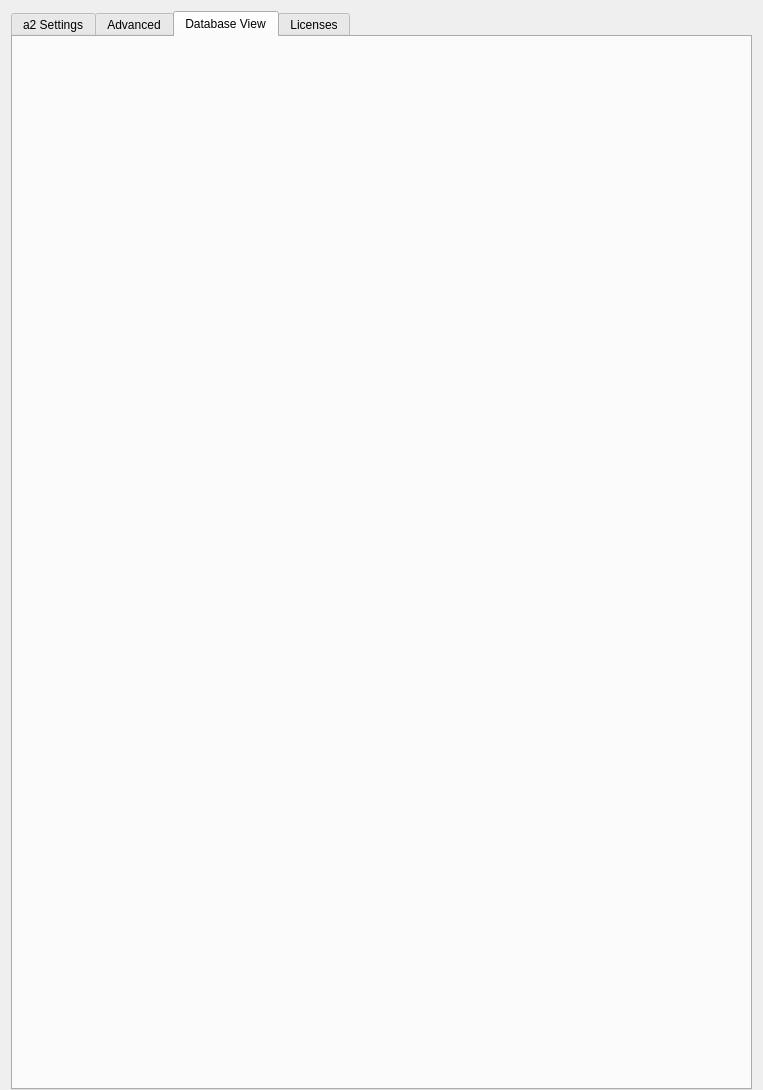
ewerybody/a2, file ui/a2widget/a2settings_view.ui: the form before one commit.
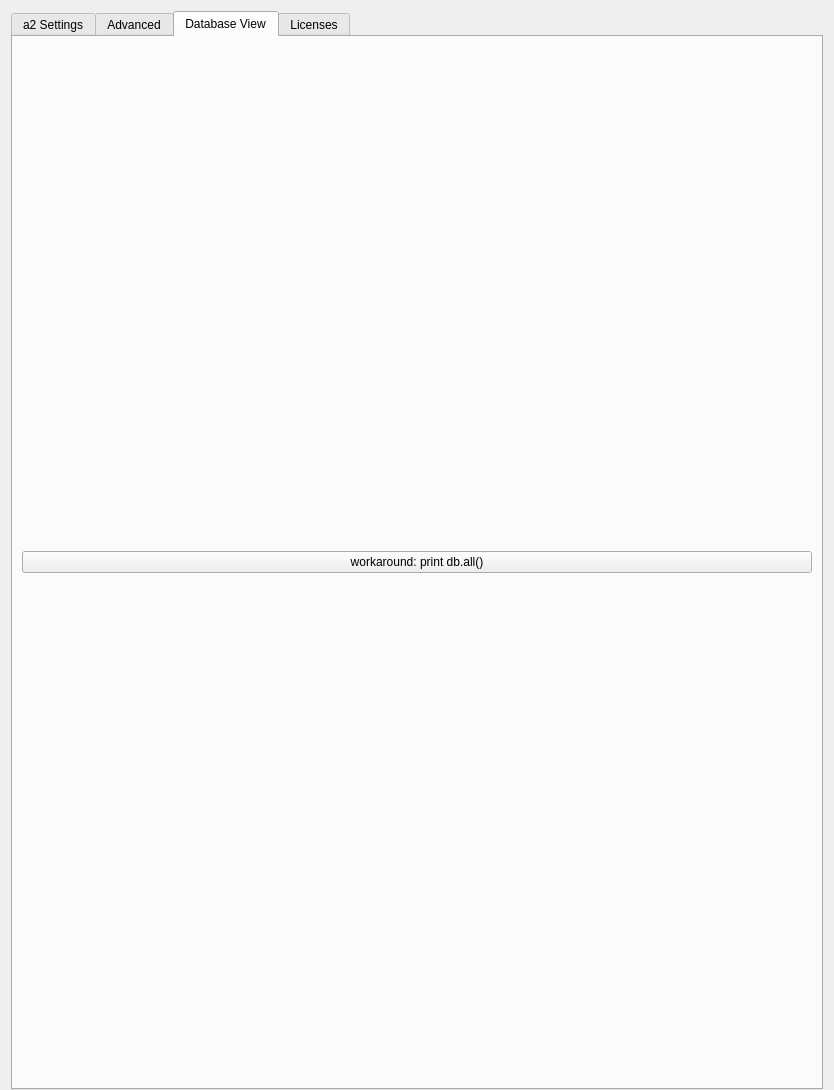
The form after the commit. The open tabs and pages were chosen to show the change. Icons and pictures are not drawn. Custom widgets are drawn as their Qt base class.

Commit message: first db view workaround hack: a button to trigger print db.all() :laughing:

Patch:
```diff
--- a/ui/a2widget/a2settings_view.ui
+++ b/ui/a2widget/a2settings_view.ui
@@ -6,7 +6,7 @@
    <rect>
     <x>0</x>
     <y>0</y>
-    <width>763</width>
+    <width>834</width>
     <height>1090</height>
    </rect>
   </property>
@@ -376,6 +376,15 @@
       <attribute name="title">
        <string>Database View</string>
       </attribute>
+      <layout class="QVBoxLayout" name="verticalLayout_5">
+       <item>
+        <widget class="QPushButton" name="db_print_all_button">
+         <property name="text">
+          <string>workaround: print db.all()</string>
+         </property>
+        </widget>
+       </item>
+      </layout>
      </widget>
      <widget class="QWidget" name="tab_3">
       <attribute name="title">
```
Left out of the diff: 4 changed lines with no effect on the pictures. The commit also changes 2 other files.
